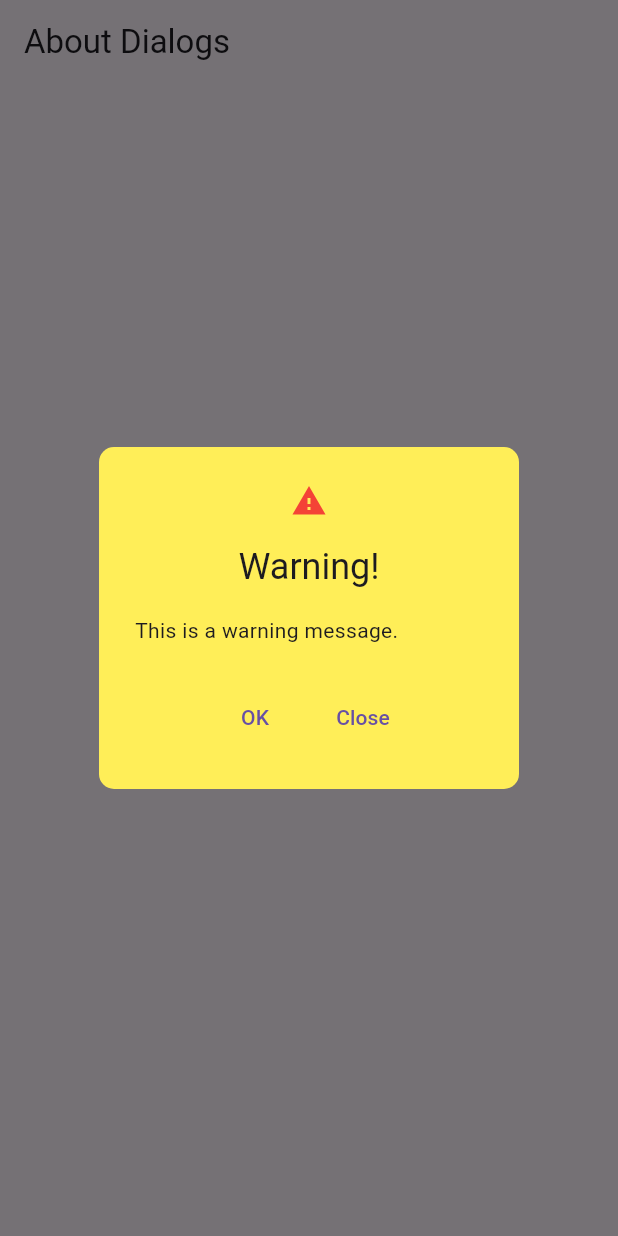
After one commit to KevinMaulanaAtmaja/learn-flutter, a Flutter app: the screen it shows after launch, after a tap on "Warning!", on a phone screen of 412 x 824 dp. The commit adds this screen. Run offline on Flutter 3.47's test engine with Material 3 defaults, Android fonts, the phone set to English and light mode, and no system bars; our stand-ins replace google_fonts, material_design_icons_flutter.

Commit message:
AlertDialog
AlertDialog, shape, actionsAlignment

```diff
--- /dev/null
+++ b/lib/23_alert_dialog.dart
@@ -0,0 +1,39 @@
+import 'dart:developer';
+
+import 'package:flutter/material.dart';
+
+class AlertDialogs extends StatefulWidget {
+  const AlertDialogs({super.key});
+
+  @override
+  State<AlertDialogs> createState() => _AlertDialogsState();
+}
+
+class _AlertDialogsState extends State<AlertDialogs> {
+  @override
+  Widget build(BuildContext context) {
+    return Scaffold(
+      appBar: AppBar(title: const Text("About Dialogs")),
+      body: Center(
+        child: SizedBox(
+          width: 200,
+          child: ElevatedButton(onPressed: () {
+            showDialog(context: context, builder: (context) => AlertDialog(
+              icon: Icon(Icons.warning, color: Colors.red,),
+              backgroundColor: Colors.yellow.shade400,
+              shape: RoundedRectangleBorder(borderRadius: BorderRadius.circular(10)),
+              actionsAlignment: MainAxisAlignment.center,
+              title: Text("Warning!"),
+              content: Text("This is a warning message."),
+              actions: [
+                TextButton(onPressed: () => Navigator.pop(context, 'ok'), child: Text("OK")),
+                TextButton(onPressed: () => Navigator.pop(context, 'cancel'), child: Text("Close")),
+              ]
+            )
+            ).then((value) => log(value ?? "No value return"));
+          }, child: Text("Warning!")),
+        ),
+      ),
+    );
+  }
+}
--- a/lib/main.dart
+++ b/lib/main.dart
@@ -18,16 +18,17 @@
 // import 'package:bljar_flutter/18_dropdown.dart';
 // import 'package:bljar_flutter/19_gesture_detector.dart';
 // import 'package:bljar_flutter/20_first_page.dart';
-import 'package:bljar_flutter/22_about_dialog.dart';
-import 'package:flutter/foundation.dart';
+// import 'package:bljar_flutter/22_about_dialog.dart';
+// import 'package:flutter/foundation.dart';
+import 'package:bljar_flutter/23_alert_dialog.dart';
 import 'package:flutter/material.dart';
 
 void main() {
-  LicenseRegistry.addLicense(() async* {
-    yield const LicenseEntryWithLineBreaks(<String>['my_package'], '''
-    License.text
-    ''');
-  });
+  // LicenseRegistry.addLicense(() async* {
+  //   yield const LicenseEntryWithLineBreaks(<String>['my_package'], '''
+  //   License.text
+  //   ''');
+  // });
 
   runApp(const MyApp());
 }
@@ -58,7 +59,8 @@ class MyApp extends StatelessWidget {
       // home: Dropdowns(),
       // home: GestureDetectors(),
       // home: FirstPage(),
-      home: AboutDialogs(),
+      // home: AboutDialogs(),
+      home: AlertDialogs(),
     );
   }
 }
```
